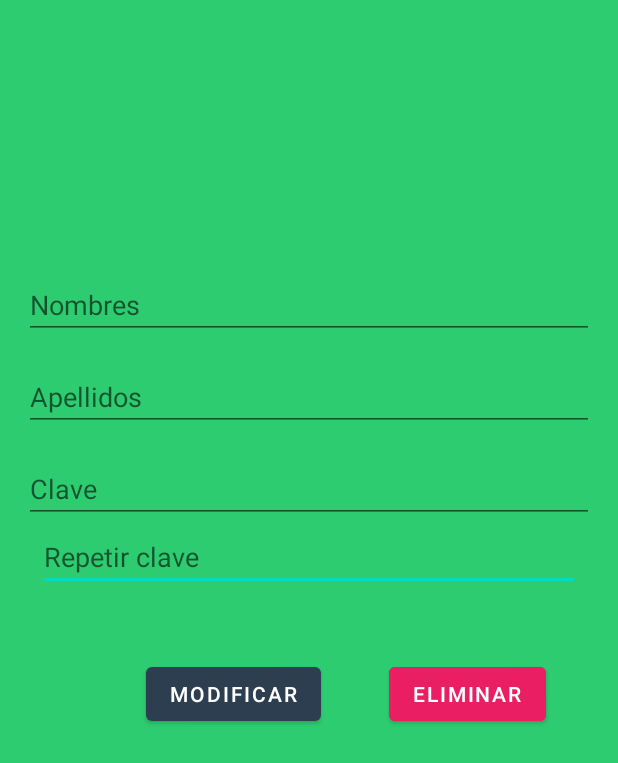
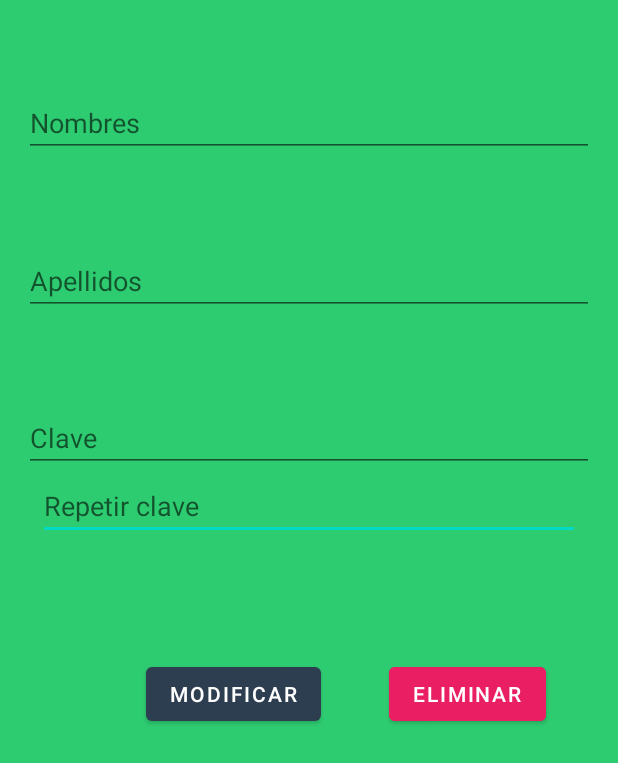
Before and after one commit to Seba271/pnk_prueba1, an Android app: the ModificarEliminar screen opened directly, with no data from a screen before it, on a phone screen of 412 x 824 dp. Shown: the top 763 px of the screen. Run offline under Robolectric (Android 15) with nearby library versions, the phone set to English and light mode, and no system bars.

Commit message:
al apretar el usuario lleva datos para ver si se modifica o se elimina clave ligada a vista de modificar y eliminar

```diff
--- a/app/src/main/java/com/example/webservice/ModificarEliminar.kt
+++ b/app/src/main/java/com/example/webservice/ModificarEliminar.kt
@@ -28,7 +28,7 @@ class ModificarEliminar : AppCompatActivity() {
         }
         nom = findViewById(R.id.txtnombremod)
         ape = findViewById(R.id.txtapellidomod)
-        clav = findViewById(R.id.txtrepclavemod)
+        clav = findViewById(R.id.txtclavemod)
         repclav = findViewById(R.id.txtrepclavemod)
         mod = findViewById(R.id.btn_modificar)
         elim = findViewById(R.id.btn_eliminar)
--- a/app/src/main/res/layout/activity_modificar_eliminar.xml
+++ b/app/src/main/res/layout/activity_modificar_eliminar.xml
@@ -16,7 +16,7 @@
         app:layout_constraintBottom_toBottomOf="parent"
         app:layout_constraintEnd_toEndOf="parent"
         app:layout_constraintStart_toStartOf="parent"
-        app:layout_constraintTop_toBottomOf="@+id/txtrepclavemod"
+        app:layout_constraintTop_toBottomOf="@+id/txtclavemod"
         app:layout_constraintVertical_bias="0.0" />
 
     <EditText
@@ -29,7 +29,7 @@
         app:layout_constraintBottom_toTopOf="@+id/txtapellidomod"
         app:layout_constraintEnd_toEndOf="parent"
         app:layout_constraintStart_toStartOf="parent"
-        app:layout_constraintTop_toBottomOf="@id/txtnombre" />
+        app:layout_constraintTop_toTopOf="parent" />
 
     <EditText
         android:id="@+id/txtapellidomod"
@@ -37,24 +37,24 @@
         android:layout_height="wrap_content"
         android:layout_margin="16dp"
         android:hint="Apellidos"
-        app:layout_constraintBottom_toTopOf="@+id/txtrepclavemod"
+        app:layout_constraintBottom_toTopOf="@+id/txtnombremod"
         app:layout_constraintEnd_toEndOf="parent"
         app:layout_constraintHorizontal_bias="0.0"
         app:layout_constraintStart_toStartOf="parent"
-        app:layout_constraintTop_toBottomOf="@id/txtapellido" />
+        app:layout_constraintTop_toBottomOf="@id/txtclavemod" />
 
     <EditText
-        android:id="@+id/txtrepclavemod"
+        android:id="@+id/txtclavemod"
         android:layout_width="0dp"
         android:layout_height="wrap_content"
         android:layout_margin="16dp"
         android:hint="Clave"
+        android:inputType="textPassword"
         app:layout_constraintBottom_toBottomOf="parent"
         app:layout_constraintEnd_toEndOf="parent"
-        app:layout_constraintHorizontal_bias="0.156"
         app:layout_constraintStart_toStartOf="parent"
         app:layout_constraintTop_toTopOf="parent"
-        app:layout_constraintVertical_bias="0.385" />
+        app:layout_constraintVertical_bias="0.339" />
 
     <Button
         android:id="@+id/btn_modificar"
```
Also changed, not shown: app/src/main/java/com/example/webservice/MostrarUsuarios.kt (+15 -1 lines).
